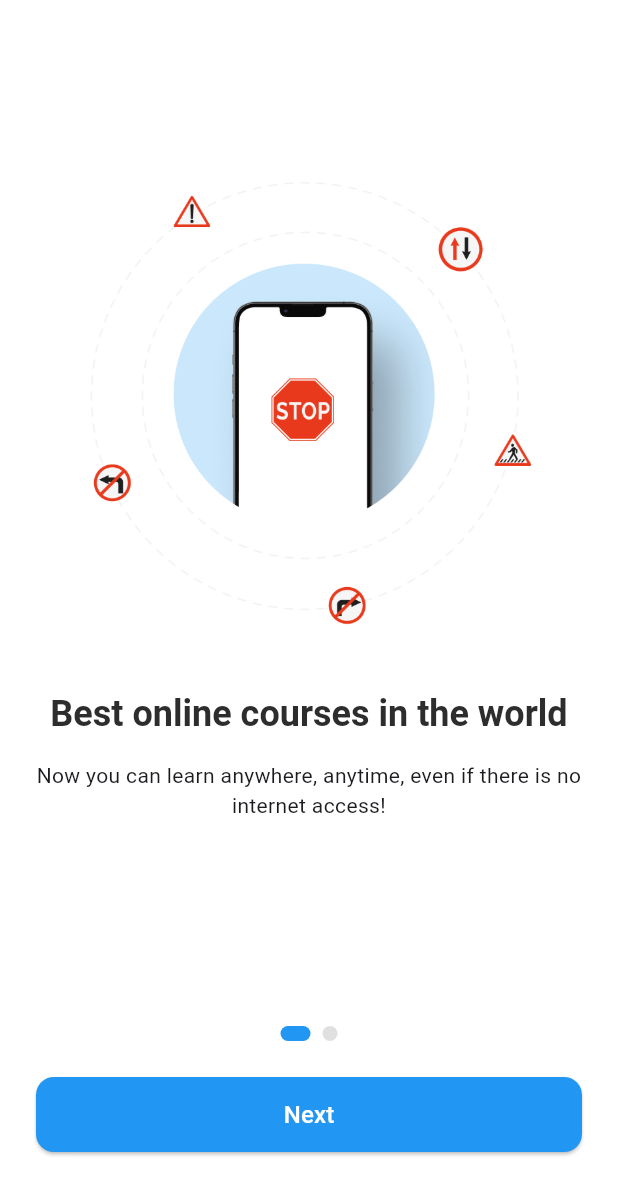
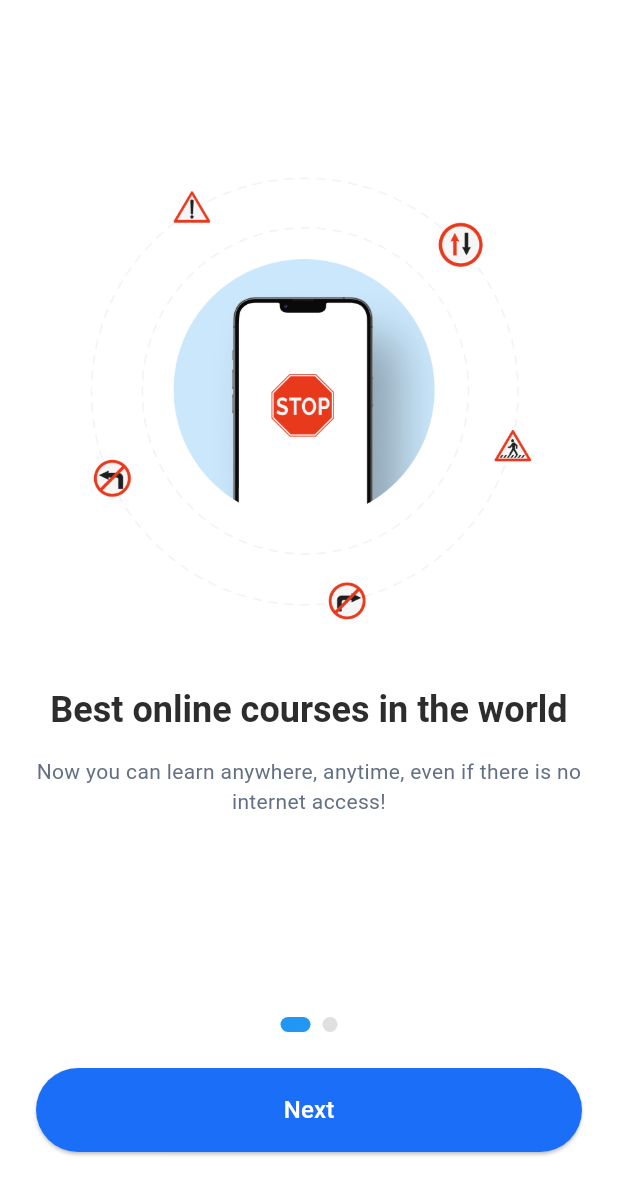
Before and after one commit to salmanbashar1009/sm_task_project, a Flutter app: the screen it shows after launch, on a phone screen of 412 x 824 dp. Shown: the top 1195 px of the screen. Run offline on Flutter 3.47's test engine with Material 3 defaults, Android fonts, the phone set to English and light mode, and no system bars; our stand-ins replace get, hive, hive_flutter; accounts and stored records are empty.

Commit message:
sign in screen added

```diff
--- a/lib/core/constant/app_images.dart
+++ b/lib/core/constant/app_images.dart
@@ -2,4 +2,5 @@ class AppImages{
   static const String splashCar = 'assets/images/splashCar.png';
   static const String onboarding1 = 'assets/images/onboarding1.png';
   static const String onboarding2 = 'assets/images/onboarding2.png';
+  static const String signInImage = 'assets/images/signIn.png';
 }
--- a/lib/core/route_config/app_routes.dart
+++ b/lib/core/route_config/app_routes.dart
@@ -1,6 +1,8 @@
 import 'package:get/get.dart';
 import 'package:sm_task_project/core/route_config/route_names.dart';
 import 'package:sm_task_project/presentations/view/onboarding_screen/onboarding_screen.dart';
+import 'package:sm_task_project/presentations/view/sign_in_screen/sign_in_screen.dart';
+import 'package:sm_task_project/presentations/view/sign_up_screen/sign_up_screen.dart';
 import '../../presentations/view/post_screen/post_screen.dart';
 import '../../presentations/view/splash_screen/splash_screen.dart';
 
@@ -14,12 +16,22 @@ class AppRoutes {
     GetPage(
       name: RouteNames.postScreen,
       page: () => PostScreen(),
-      transition: Transition.circularReveal,
+      transition: Transition.rightToLeft,
     ),
     GetPage(
       name: RouteNames.onBoardingScreen,
       page: () => OnboardingScreen(),
-      transition: Transition.fadeIn,
+      transition: Transition.noTransition,
+    ),
+    GetPage(
+      name: RouteNames.signInScreen,
+      page: () => SignInScreen(),
+      transition: Transition.rightToLeft,
+    ),
+    GetPage(
+      name: RouteNames.signUpScreen,
+      page: () => SignUpScreen(),
+      transition: Transition.rightToLeft,
     ),
   ];
 }
--- a/lib/core/route_config/route_names.dart
+++ b/lib/core/route_config/route_names.dart
@@ -2,4 +2,6 @@ abstract class RouteNames{
  static const String splashScreen = '/splashScreen';
  static const String postScreen = '/postScreen';
  static const String onBoardingScreen  = '/onBoardingScreen';
+ static const String signInScreen  = '/signInScreen';
+ static const String signUpScreen  = '/signUpScreen';
 }
--- a/lib/core/state_controller_binders/state_controller_binder.dart
+++ b/lib/core/state_controller_binders/state_controller_binder.dart
@@ -1,6 +1,7 @@
 import 'package:get/get.dart';
 import 'package:sm_task_project/presentations/controllers/onboarding_controller.dart';
 import '../../presentations/controllers/post_controller.dart';
+import '../../presentations/controllers/sign_in_controller.dart';
 
 
 
@@ -9,5 +10,6 @@ class StateControllerBinder extends Bindings{
   void dependencies() {
     Get.lazyPut(()=> PostController());
     Get.lazyPut(()=> OnboardingController());
+    Get.lazyPut(()=> SignInController());
   }
 }
--- a/lib/core/theme/app_text_theme.dart
+++ b/lib/core/theme/app_text_theme.dart
@@ -2,6 +2,11 @@ import 'package:flutter/material.dart';
 
 class AppTextTheme{
   static TextTheme  light = TextTheme(
+    headlineLarge: TextStyle(
+      fontSize: 32,
+      fontWeight: FontWeight.w700,
+      color: Color(0xFF2D2D2D)
+    ),
     titleLarge: TextStyle(
       fontSize: 24,
       fontWeight: FontWeight.w700,
@@ -10,6 +15,7 @@ class AppTextTheme{
     bodyMedium: TextStyle(
       fontSize: 14,
       fontWeight: FontWeight.w400,
+      color: Color(0xFF636F85)
     ),
   );
 }
--- a/lib/core/theme/app_theme.dart
+++ b/lib/core/theme/app_theme.dart
@@ -14,11 +14,9 @@ class AppTheme {
   static const Color onSurfaceColor = Color(0xFF000000);
   static const Color onErrorColor = Color(0xFFFFFFFF);
 
-  // Dark theme colors
-  static const Color darkBackgroundColor = Color(0xFF121212);
-  static const Color darkSurfaceColor = Color(0xFF121212);
-  static const Color darkOnBackgroundColor = Color(0xFFFFFFFF);
-  static const Color darkOnSurfaceColor = Color(0xFFFFFFFF);
+  static const Color borderColor = Color(0xFFCBD5E1);
+
+
 
   static ThemeData get lightTheme {
     return ThemeData(
--- /dev/null
+++ b/lib/core/utils/utils.dart
@@ -0,0 +1,21 @@
+
+import 'package:flutter/material.dart';
+
+import '../theme/app_theme.dart';
+
+class Utils{
+ static Widget primaryButton ({required VoidCallback onTap,required String buttonText}){
+   return ElevatedButton(
+     onPressed: onTap,
+     style: ElevatedButton.styleFrom(
+       backgroundColor: AppTheme.primaryColor,
+       shape: RoundedRectangleBorder(
+           borderRadius: BorderRadius.circular(100)),
+     ),
+     child: Text(
+       buttonText,
+       style: TextStyle(color: Colors.white, fontSize: 16),
+     ),
+   );
+ }
+}
--- /dev/null
+++ b/lib/presentations/controllers/sign_in_controller.dart
@@ -0,0 +1,14 @@
+import 'package:get/get.dart';
+
+class SignInController extends GetxController{
+  final RxBool isPasswordHidden = true.obs;
+  final RxBool rememberMe = false.obs;
+
+  void togglePasswordVisibility() {
+    isPasswordHidden.value = !isPasswordHidden.value;
+  }
+
+  void toggleRememberMe() {
+    rememberMe.value = !rememberMe.value;
+  }
+}
--- a/lib/presentations/view/onboarding_screen/onboarding_screen.dart
+++ b/lib/presentations/view/onboarding_screen/onboarding_screen.dart
@@ -1,7 +1,9 @@
 import 'package:flutter/material.dart';
 import 'package:get/get.dart';
+import 'package:sm_task_project/core/utils/utils.dart';
 import 'package:sm_task_project/presentations/view/onboarding_screen/widgets/onboarding_page.dart';
 
+import '../../../core/route_config/route_names.dart';
 import '../../controllers/onboarding_controller.dart';
 
 
@@ -14,8 +16,6 @@ class OnboardingScreen extends StatelessWidget {
   Widget build(BuildContext context) {
     return Scaffold(
       body: SafeArea(
-        child: Padding(
-          padding: EdgeInsets.symmetric(horizontal: 24),
         child: Column(
           children: [
             Expanded(
@@ -55,41 +55,36 @@ class OnboardingScreen extends StatelessWidget {
               ),
             ),
             SizedBox(height: 24),
-              Obx(
+            Padding(
+              padding: const EdgeInsets.symmetric(horizontal: 24),
+              child: Obx(
                     () {
                   final isLastPage =
                       controller.currentIndex.value == controller.onboardingData.length - 1;
                   return SizedBox(
                     width: double.infinity,
-                    height: 50,
-                    child: ElevatedButton(
-                      onPressed: () {
+                    height: 56,
+                    child: Utils.primaryButton(
+                      onTap: () {
                         controller.nextPage();
                         if (!isLastPage) {
                           controller.changeCurrentIndex(controller.currentIndex.value + 1);
                         } else {
                           // Navigate to login or home screen
-                          // Get.toNamed('/login');
+                          Get.offAllNamed(RouteNames.signInScreen);
                         }
                       },
-                      style: ElevatedButton.styleFrom(
-                        backgroundColor: Colors.blue,
-                        shape: RoundedRectangleBorder(
-                            borderRadius: BorderRadius.circular(12)),
-                      ),
-                      child: Text(
-                        controller.onboardingData[controller.currentIndex.value]['buttonText']!,
-                        style: TextStyle(color: Colors.white, fontSize: 16),
-                      ),
+                      buttonText:  controller.onboardingData[controller.currentIndex.value]['buttonText']!
                     ),
                   );
+
                 },
+              ),
             ),
             SizedBox(height: 56),
           ],
         ),
       ),
-      ),
     );
   }
 }
```
Also changed, not shown: lib/presentations/view/sign_in_screen/sign_in_screen.dart (+66 -1 lines), lib/presentations/view/sign_in_screen/widgets/sign_in_form.dart (added, +100 -0 lines), lib/presentations/view/sign_up_screen/sign_up_screen.dart (added, +10 -0 lines), assets/images/signIn.png (added). Lines whose indentation alone changed are shown as unchanged.
